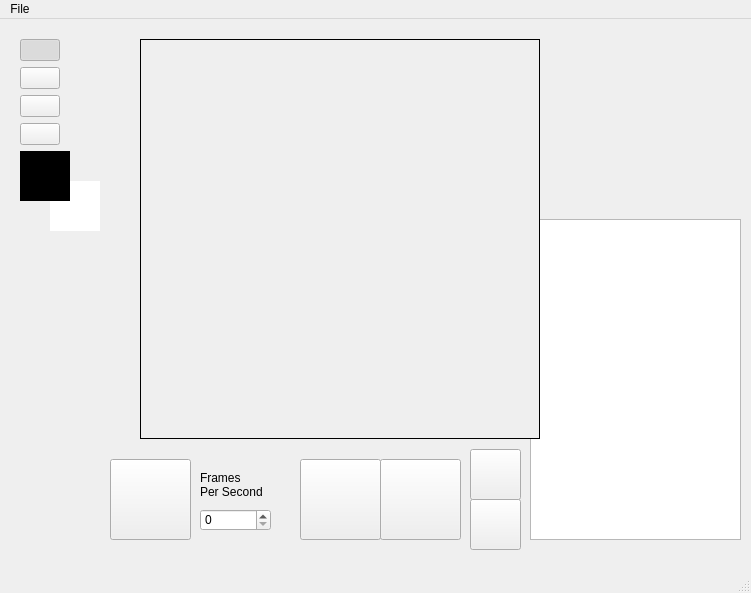
This is PixelEditor/mainwindow.ui in University-of-Utah-CS3505/a7-sprite-editor-s22-Anudlok as Qt 5 draws it before an edit. The edited form follows.
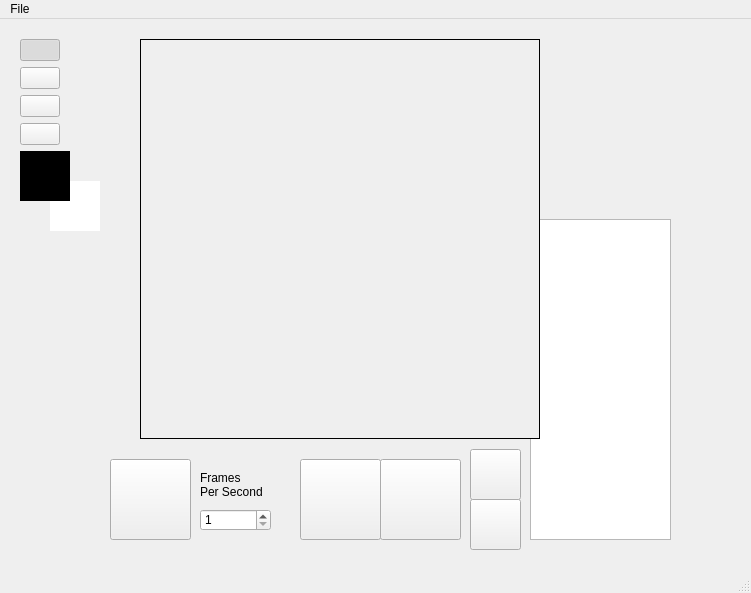
This is the edited form. Icons and pictures are not drawn.

The edit to the form file:
```diff
--- a/PixelEditor/mainwindow.ui
+++ b/PixelEditor/mainwindow.ui
@@ -299,7 +299,7 @@
      <rect>
       <x>530</x>
       <y>200</y>
-      <width>211</width>
+      <width>141</width>
       <height>321</height>
      </rect>
     </property>
@@ -495,6 +495,18 @@
       <height>22</height>
      </rect>
     </property>
+    <property name="toolTip">
+     <string>Frames Per Second</string>
+    </property>
+    <property name="accessibleName">
+     <string>Frames Per Second Spinbox</string>
+    </property>
+    <property name="minimum">
+     <number>1</number>
+    </property>
+    <property name="maximum">
+     <number>120</number>
+    </property>
    </widget>
    <widget class="QLabel" name="fpsLabel">
     <property name="geometry">
```
Left out of the diff: 20 changed lines with no effect on the pictures.
